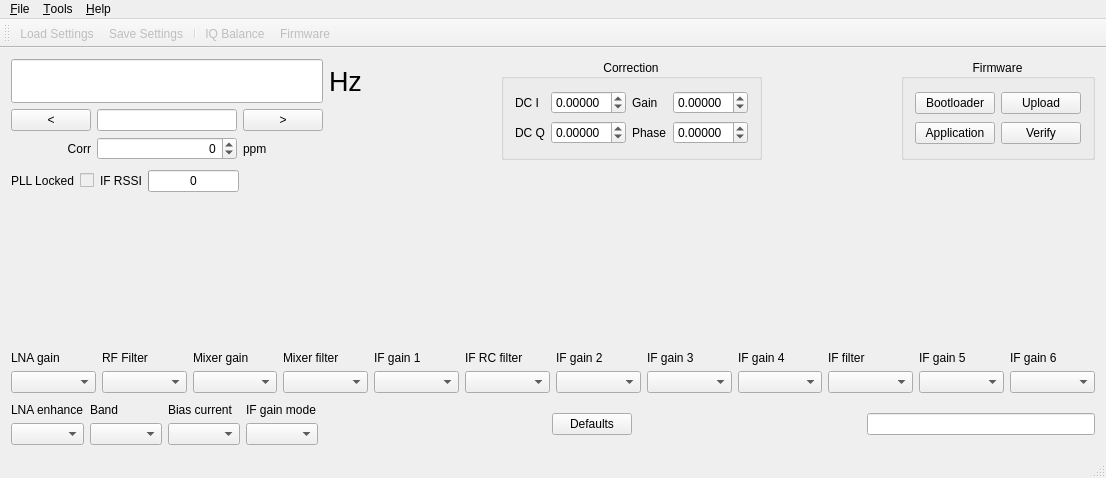
csete/qthid, file mainwindow.ui: the form before one commit.
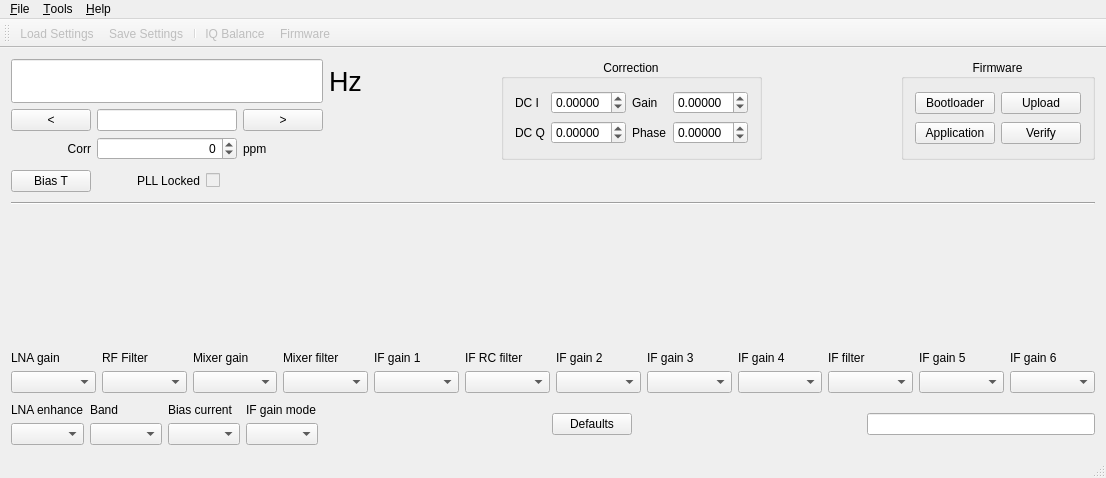
The form after the commit. Icons and pictures are not drawn.

Commit message: Added preliminary Bias T support and removed RSSI from UI.

The edit to the form file:
```diff
--- a/mainwindow.ui
+++ b/mainwindow.ui
@@ -413,6 +413,45 @@
     </item>
     <item>
      <layout class="QHBoxLayout" name="horizontalLayout">
+      <item>
+       <widget class="QPushButton" name="pushButtonBiasT">
+        <property name="sizePolicy">
+         <sizepolicy hsizetype="Minimum" vsizetype="Fixed">
+          <horstretch>0</horstretch>
+          <verstretch>0</verstretch>
+         </sizepolicy>
+        </property>
+        <property name="toolTip">
+         <string>Switch power to bias tee ON/OFF.
+Requires FCD with S/N TBD or above.</string>
+        </property>
+        <property name="statusTip">
+         <string>Bias T ON/OFF</string>
+        </property>
+        <property name="text">
+         <string>Bias T</string>
+        </property>
+        <property name="checkable">
+         <bool>true</bool>
+        </property>
+       </widget>
+      </item>
+      <item>
+       <spacer name="horizontalSpacer_6">
+        <property name="orientation">
+         <enum>Qt::Horizontal</enum>
+        </property>
+        <property name="sizeType">
+         <enum>QSizePolicy::Minimum</enum>
+        </property>
+        <property name="sizeHint" stdset="0">
+         <size>
+          <width>40</width>
+          <height>20</height>
+         </size>
+        </property>
+       </spacer>
+      </item>
       <item>
        <widget class="QLabel" name="labelPLLlock">
         <property name="text">
@@ -442,32 +481,6 @@
         </property>
        </widget>
       </item>
-      <item>
-       <widget class="QLabel" name="labelIFRSSI">
-        <property name="text">
-         <string>IF RSSI</string>
-        </property>
-       </widget>
-      </item>
-      <item>
-       <widget class="QProgressBar" name="progressBarIFRSSI">
-        <property name="sizePolicy">
-         <sizepolicy hsizetype="Minimum" vsizetype="Fixed">
-          <horstretch>0</horstretch>
-          <verstretch>0</verstretch>
-         </sizepolicy>
-        </property>
-        <property name="maximum">
-         <number>70</number>
-        </property>
-        <property name="value">
-         <number>0</number>
-        </property>
-        <property name="format">
-         <string>%p</string>
-        </property>
-       </widget>
-      </item>
       <item>
        <spacer name="horizontalSpacer_3">
         <property name="orientation">
@@ -483,6 +496,13 @@
       </item>
      </layout>
     </item>
+    <item>
+     <widget class="Line" name="line">
+      <property name="orientation">
+       <enum>Qt::Horizontal</enum>
+      </property>
+     </widget>
+    </item>
     <item>
      <widget class="QLabel" name="labelRfChain">
       <property name="sizePolicy">
```
The commit also changes 3 other files.
